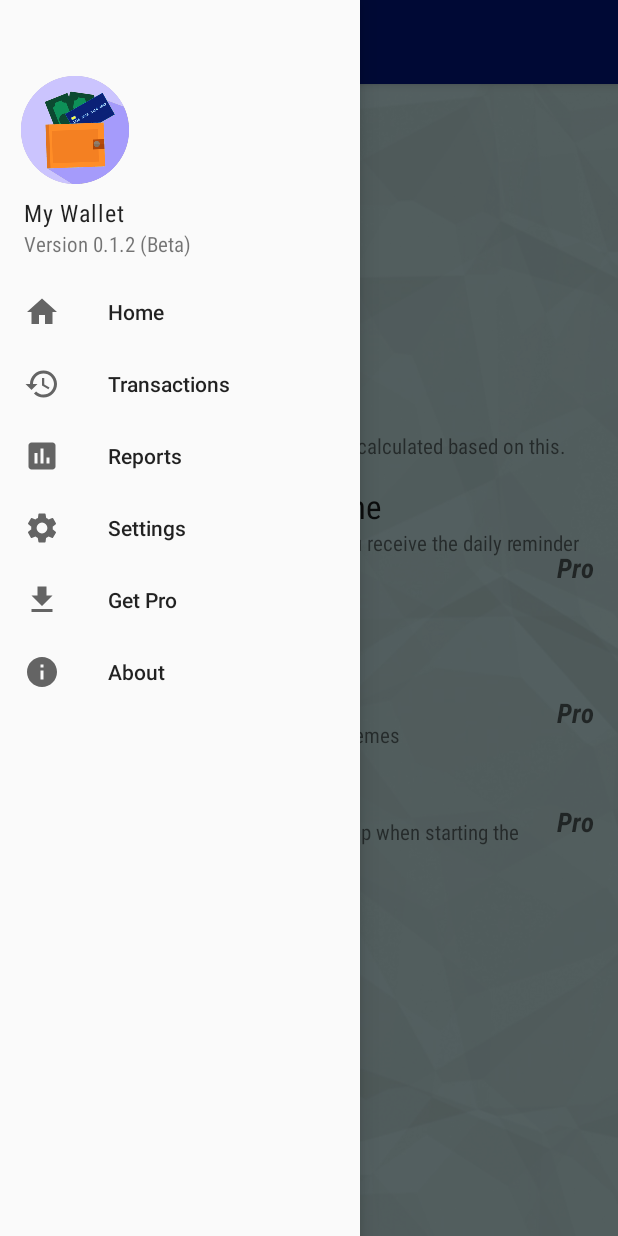
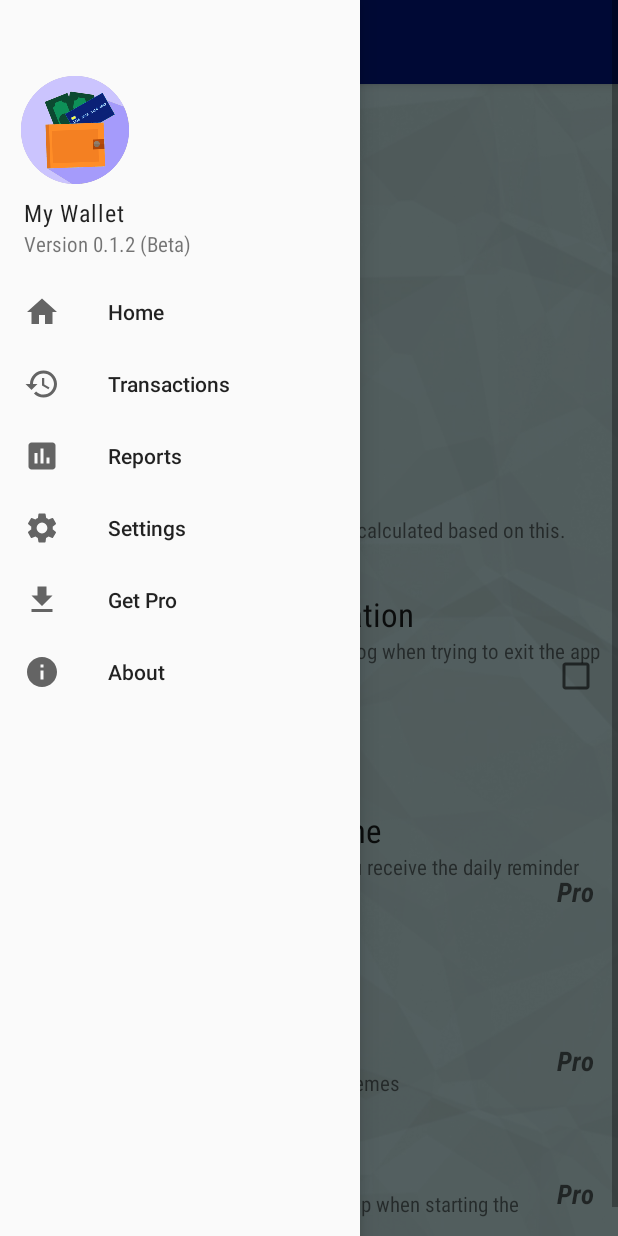
Before and after one commit to tashilapathum/one-finance, an Android app: the Settings screen opened directly, with no data from a screen before it, with the side drawer open, on a phone screen of 412 x 824 dp. Run offline under Robolectric (Android 15) with nearby library versions, the phone set to English and light mode, and no system bars.

Commit message:
Bug fixes Added exit confirmation

```diff
--- a/app/src/main/java/com/tashila/mywalletfree/DialogChooseAcc.java
+++ b/app/src/main/java/com/tashila/mywalletfree/DialogChooseAcc.java
@@ -85,7 +85,6 @@ public class DialogChooseAcc extends DialogFragment {
                             WalletFrag walletFrag = (WalletFrag) getActivity().getSupportFragmentManager().findFragmentByTag("WalletFrag");
                             walletFrag.doBankStuff();
                             walletFrag.continueLongClickProcess();
-                            sharedPref.edit().putBoolean("chooseAccFromWallet", false).apply();
                         }
                     }
                 });
@@ -116,7 +115,7 @@ public class DialogChooseAcc extends DialogFragment {
         }
 
         //add account button
-        if (!calledFromWallet) {
+        if (!sharedPref.getBoolean("chooseAccFromWallet", false)) {
             Button btnAddAccount = new Button(getActivity());
             LinearLayout.LayoutParams params = new LinearLayout.LayoutParams(
                     LinearLayout.LayoutParams.MATCH_PARENT, LinearLayout.LayoutParams.WRAP_CONTENT);
--- a/app/src/main/java/com/tashila/mywalletfree/MainActivity.java
+++ b/app/src/main/java/com/tashila/mywalletfree/MainActivity.java
@@ -2,6 +2,7 @@ package com.tashila.mywalletfree;
 
 import androidx.annotation.NonNull;
 import androidx.appcompat.app.ActionBarDrawerToggle;
+import androidx.appcompat.app.AlertDialog;
 import androidx.appcompat.app.AppCompatActivity;
 import androidx.appcompat.app.AppCompatDelegate;
 import androidx.appcompat.widget.Toolbar;
@@ -14,6 +15,7 @@ import android.app.AlarmManager;
 import android.app.DatePickerDialog;
 import android.app.PendingIntent;
 import android.content.Context;
+import android.content.DialogInterface;
 import android.content.Intent;
 import android.content.SharedPreferences;
 import android.content.res.Configuration;
@@ -107,7 +109,7 @@ public class MainActivity extends AppCompatActivity
             navigateScreens(new CartFrag(), "CartFrag", R.id.nav_loans);
         else if (homeScreen.equalsIgnoreCase("bills"))
             navigateScreens(new BillsFrag(), "BillsFrag", R.id.nav_bills);
-        //when starting the app normally
+            //when starting the app normally
         else {
             navigateScreens(new WalletFrag(), "WalletFrag", R.id.nav_wallet);
             /*transaction.addToBackStack(null); //for back button press*/
@@ -194,8 +196,21 @@ public class MainActivity extends AppCompatActivity
         if (drawer.isDrawerOpen(GravityCompat.START)) {
             drawer.closeDrawer(GravityCompat.START);
         } else {
-            super.onBackPressed();
-            System.exit(1);
+            boolean confirmExit = sharedPref.getBoolean("exitConfirmation", false);
+            if (confirmExit) {
+                new AlertDialog.Builder(this)
+                        .setTitle(R.string.confirm)
+                        .setMessage(R.string.exit_confirm)
+                        .setPositiveButton(R.string.yes, new DialogInterface.OnClickListener() {
+                            @Override
+                            public void onClick(DialogInterface dialogInterface, int i) {
+                                finishAndRemoveTask();
+                            }
+                        })
+                        .setNegativeButton(R.string.no, null)
+                        .show();
+            }
+            else finishAndRemoveTask();
         }
     }
 
--- a/app/src/main/java/com/tashila/mywalletfree/Settings.java
+++ b/app/src/main/java/com/tashila/mywalletfree/Settings.java
@@ -21,6 +21,7 @@ import android.content.res.Configuration;
 import android.os.Bundle;
 import android.view.MenuItem;
 import android.view.View;
+import android.widget.CheckBox;
 import android.widget.TimePicker;
 import android.widget.Toast;
 
@@ -35,6 +36,7 @@ public class Settings extends AppCompatActivity implements NavigationView.OnNavi
     SharedPreferences sharedPref;
     private DrawerLayout drawer;
     String timeString;
+    private CheckBox exitCheckBox;
 
     @Override
     protected void onCreate(Bundle savedInstanceState) {
@@ -80,6 +82,11 @@ public class Settings extends AppCompatActivity implements NavigationView.OnNavi
         drawer.addDrawerListener(toggle);
         toggle.syncState();
         /*----------------------------------------------------------------------------------------*/
+
+        //exit confirm setting
+        exitCheckBox = findViewById(R.id.exitCheck);
+        boolean confirmExitEnabled = sharedPref.getBoolean("exitConfirmation", false);
+        if (confirmExitEnabled) exitCheckBox.setChecked(true);
     }
 
     @Override //so the language change works with dark mode
@@ -160,6 +167,19 @@ public class Settings extends AppCompatActivity implements NavigationView.OnNavi
         dialogBudget.show(getSupportFragmentManager(), "budget dialog");
     }
 
+    public void exitConfirm(View view) {
+        if (!exitCheckBox.isChecked()) {
+            exitCheckBox.setChecked(true);
+            sharedPref.edit().putBoolean("exitConfirmation", true).apply();
+        }
+        else {
+            exitCheckBox.setChecked(false);
+            sharedPref.edit().putBoolean("exitConfirmation", false).apply();
+        }
+    }
+
+    /*-------------------------Notification time--------------------------*/
+
     public void editNotifyTime(View view) {
         if (sharedPref.getBoolean("MyWalletPro", false)) {
             DialogFragment timePicker = new TimePickerFrag();
@@ -168,7 +188,6 @@ public class Settings extends AppCompatActivity implements NavigationView.OnNavi
         else purchaseProForThis();
     }
 
-    /*---------------Time---------------*/
     @Override
     public void onTimeSet(TimePicker view, int hourOfDay, int minute) {
         Calendar c = Calendar.getInstance();
@@ -193,7 +212,7 @@ public class Settings extends AppCompatActivity implements NavigationView.OnNavi
 
         Toast.makeText(this, getString(R.string.notification_set_at) + timeString + getString(R.string.everydayy), Toast.LENGTH_LONG).show();
     }
-    /*------------------------------------*/
+    /*------------------end of notification time------------------*/
 
     public void setTheme(View view) {
         if (sharedPref.getBoolean("MyWalletPro", false)) {
@@ -239,5 +258,6 @@ public class Settings extends AppCompatActivity implements NavigationView.OnNavi
         essentials.invertDrawable(findViewById(R.id.image5));
         essentials.invertDrawable(findViewById(R.id.image6));
         essentials.invertDrawable(findViewById(R.id.image7));
+        essentials.invertDrawable(findViewById(R.id.image8));
     }
 }
--- a/app/src/main/java/com/tashila/mywalletfree/UpgradeToPro.java
+++ b/app/src/main/java/com/tashila/mywalletfree/UpgradeToPro.java
@@ -1,5 +1,6 @@
 package com.tashila.mywalletfree;
 
+import androidx.annotation.NonNull;
 import androidx.annotation.Nullable;
 import androidx.appcompat.app.AlertDialog;
 import androidx.appcompat.app.AppCompatActivity;
@@ -34,7 +35,6 @@ import com.android.billingclient.api.SkuDetailsResponseListener;
 import java.util.ArrayList;
 import java.util.List;
 import java.util.Locale;
-import java.util.Scanner;
 
 public class UpgradeToPro extends AppCompatActivity implements PurchasesUpdatedListener, BillingClientStateListener {
     SharedPreferences sharedPref;
@@ -178,7 +178,7 @@ public class UpgradeToPro extends AppCompatActivity implements PurchasesUpdatedL
                     .build();
             billingClient.acknowledgePurchase(params, new AcknowledgePurchaseResponseListener() {
                 @Override
-                public void onAcknowledgePurchaseResponse(BillingResult billingResult) {
+                public void onAcknowledgePurchaseResponse(@NonNull BillingResult billingResult) {
                     Toast.makeText(UpgradeToPro.this, R.string.thank_u_for_pro, Toast.LENGTH_LONG).show();
                 }
             });
@@ -220,7 +220,7 @@ public class UpgradeToPro extends AppCompatActivity implements PurchasesUpdatedL
         Log.i(TAG, "querySkuDetailsAsync");
         billingClient.querySkuDetailsAsync(params, new SkuDetailsResponseListener() {
             @Override
-            public void onSkuDetailsResponse(BillingResult billingResult, List<SkuDetails> list) {
+            public void onSkuDetailsResponse(@NonNull BillingResult billingResult, List<SkuDetails> list) {
                 if (billingResult.getResponseCode() == BillingClient.BillingResponseCode.OK && list != null) {
                     for (SkuDetails skuDetails : list) {
                         String sku = skuDetails.getSku();
--- a/app/src/main/java/com/tashila/mywalletfree/WalletFrag.java
+++ b/app/src/main/java/com/tashila/mywalletfree/WalletFrag.java
@@ -1,6 +1,7 @@
 package com.tashila.mywalletfree;
 
 import android.content.Context;
+import android.content.DialogInterface;
 import android.content.Intent;
 import android.content.SharedPreferences;
 import android.graphics.Typeface;
@@ -249,6 +250,12 @@ public class WalletFrag extends Fragment {
             if (validateAmount()) {
                 sharedPref.edit().putBoolean("chooseAccFromWallet", true).apply();
                 DialogChooseAcc dialogChooseAcc = new DialogChooseAcc();
+                dialogChooseAcc.setOnDismissListener(new DialogInterface.OnDismissListener() {
+                    @Override
+                    public void onDismiss(DialogInterface dialogInterface) {
+                        sharedPref.edit().putBoolean("chooseAccFromWallet", false).apply();
+                    }
+                });
                 dialogChooseAcc.show(getFragmentManager(), "choose account");
             }
         }
--- a/app/src/main/res/drawable/ic_currency.xml
+++ b/app/src/main/res/drawable/ic_currency.xml
@@ -1,5 +1,9 @@
-<vector android:height="24dp"
-    android:viewportHeight="24.0" android:viewportWidth="24.0"
-    android:width="24dp" xmlns:android="http://schemas.android.com/apk/res/android">
-    <path android:fillColor="#FF000000" android:pathData="M11.8,10.9c-2.27,-0.59 -3,-1.2 -3,-2.15 0,-1.09 1.01,-1.85 2.7,-1.85 1.78,0 2.44,0.85 2.5,2.1h2.21c-0.07,-1.72 -1.12,-3.3 -3.21,-3.81V3h-3v2.16c-1.94,0.42 -3.5,1.68 -3.5,3.61 0,2.31 1.91,3.46 4.7,4.13 2.5,0.6 3,1.48 3,2.41 0,0.69 -0.49,1.79 -2.7,1.79 -2.06,0 -2.87,-0.92 -2.98,-2.1h-2.2c0.12,2.19 1.76,3.42 3.68,3.83V21h3v-2.15c1.95,-0.37 3.5,-1.5 3.5,-3.55 0,-2.84 -2.43,-3.81 -4.7,-4.4z"/>
+<vector xmlns:android="http://schemas.android.com/apk/res/android"
+    android:width="24dp"
+    android:height="24dp"
+    android:viewportWidth="24.0"
+    android:viewportHeight="24.0">
+    <path
+        android:fillColor="#FF000000"
+        android:pathData="M11.8,10.9c-2.27,-0.59 -3,-1.2 -3,-2.15 0,-1.09 1.01,-1.85 2.7,-1.85 1.78,0 2.44,0.85 2.5,2.1h2.21c-0.07,-1.72 -1.12,-3.3 -3.21,-3.81V3h-3v2.16c-1.94,0.42 -3.5,1.68 -3.5,3.61 0,2.31 1.91,3.46 4.7,4.13 2.5,0.6 3,1.48 3,2.41 0,0.69 -0.49,1.79 -2.7,1.79 -2.06,0 -2.87,-0.92 -2.98,-2.1h-2.2c0.12,2.19 1.76,3.42 3.68,3.83V21h3v-2.15c1.95,-0.37 3.5,-1.5 3.5,-3.55 0,-2.84 -2.43,-3.81 -4.7,-4.4z" />
 </vector>
--- a/app/src/main/res/layout/activity_settings.xml
+++ b/app/src/main/res/layout/activity_settings.xml
@@ -34,7 +34,9 @@
                 android:clickable="true"
                 android:focusable="true"
                 android:onClick="editQuickList"
-                android:padding="8dp">
+                android:paddingStart="8dp"
+                android:paddingEnd="8dp"
+                android:paddingVertical="16dp">
 
                 <ImageView
                     android:id="@+id/image1"
@@ -43,7 +45,6 @@
                     android:src="@drawable/ic_quick_list"
                     android:layout_centerVertical="true"
                     android:layout_alignParentStart="true"
-                    android:contentDescription="Quick list icon"
                     android:layout_margin="8dp"
                     android:paddingEnd="8dp"/>
 
@@ -74,7 +75,9 @@
                 android:clickable="true"
                 android:focusable="true"
                 android:onClick="selectLanguage"
-                android:padding="8dp">
+                android:paddingStart="8dp"
+                android:paddingEnd="8dp"
+                android:paddingVertical="16dp">
 
                 <ImageView
                     android:id="@+id/image2"
@@ -83,7 +86,6 @@
                     android:src="@drawable/ic_language"
                     android:layout_centerVertical="true"
                     android:layout_alignParentStart="true"
-                    android:contentDescription="Quick list icon"
                     android:layout_margin="8dp"
                     android:paddingEnd="8dp"/>
 
@@ -114,7 +116,9 @@
                 android:clickable="true"
                 android:focusable="true"
                 android:onClick="selectCurrency"
-                android:padding="8dp">
+                android:paddingStart="8dp"
+                android:paddingEnd="8dp"
+                android:paddingVertical="16dp">
 
                 <ImageView
                     android:id="@+id/image3"
@@ -123,7 +127,6 @@
                     android:src="@drawable/ic_currency"
                     android:layout_centerVertical="true"
                     android:layout_alignParentStart="true"
-                    android:contentDescription="Quick list icon"
                     android:layout_margin="8dp"
                     android:paddingEnd="8dp"/>
 
@@ -155,7 +158,9 @@
                 android:clickable="true"
                 android:focusable="true"
                 android:onClick="editBudget"
-                android:padding="8dp">
+                android:paddingStart="8dp"
+                android:paddingEnd="8dp"
+                android:paddingVertical="16dp">
 
                 <ImageView
                     android:id="@+id/image4"
@@ -164,7 +169,6 @@
                     android:src="@drawable/ic_budget"
                     android:layout_centerVertical="true"
                     android:layout_alignParentStart="true"
-                    android:contentDescription="Quick list icon"
                     android:layout_margin="8dp"
                     android:paddingEnd="8dp"/>
 
@@ -188,13 +192,63 @@
 
             </RelativeLayout>
 
+            <RelativeLayout
+                android:layout_width="match_parent"
+                android:layout_height="wrap_content"
+                android:background="?android:attr/selectableItemBackground"
+                android:paddingStart="8dp"
+                android:paddingEnd="8dp"
+                android:onClick="exitConfirm"
+                android:paddingVertical="16dp">
+
+                <ImageView
+                    android:id="@+id/image8"
+                    android:layout_width="wrap_content"
+                    android:layout_height="wrap_content"
+                    android:src="@drawable/ic_exit_confirm"
+                    android:layout_centerVertical="true"
+                    android:layout_alignParentStart="true"
+                    android:layout_margin="8dp"
+                    android:paddingEnd="8dp"/>
+
+                <TextView
+                    android:id="@+id/setting8"
+                    android:layout_width="wrap_content"
+                    android:layout_height="wrap_content"
+                    android:layout_toEndOf="@id/image8"
+                    android:ellipsize="end"
+                    android:maxLines="1"
+                    android:text="@string/exit_confirmation"
+                    android:textAppearance="@style/TextAppearance.AppCompat.Large" />
+
+                <TextView
+                    android:id="@+id/description8"
+                    android:layout_width="wrap_content"
+                    android:layout_height="wrap_content"
+                    android:layout_below="@+id/setting8"
+                    android:layout_toEndOf="@id/image8"
+                    android:text="@string/show_confirm_dialog_when_trying_to_exit_the_app" />
+
+                <CheckBox
+                    android:id="@+id/exitCheck"
+                    android:layout_width="wrap_content"
+                    android:layout_height="wrap_content"
+                    android:layout_alignParentEnd="true"
+                    android:layout_centerVertical="true"
+                    android:paddingStart="2dp"
+                    android:paddingEnd="2dp"/>
+
+
+            </RelativeLayout>
 
             <RelativeLayout
                 android:layout_width="match_parent"
                 android:layout_height="wrap_content"
                 android:background="?android:attr/selectableItemBackground"
                 android:onClick="editNotifyTime"
-                android:padding="8dp">
+                android:paddingStart="8dp"
+                android:paddingEnd="8dp"
+                android:paddingVertical="16dp">
 
                 <ImageView
                     android:id="@+id/image5"
@@ -203,7 +257,6 @@
                     android:src="@drawable/ic_reminder"
                     android:layout_centerVertical="true"
                     android:layout_alignParentStart="true"
-                    android:contentDescription="Quick list icon"
                     android:layout_margin="8dp"
                     android:paddingEnd="8dp"/>
 
@@ -245,7 +298,9 @@
                 android:layout_height="wrap_content"
                 android:background="?android:attr/selectableItemBackground"
                 android:onClick="setTheme"
-                android:padding="8dp">
+                android:paddingStart="8dp"
+                android:paddingEnd="8dp"
+                android:paddingVertical="16dp">
 
                 <ImageView
                     android:id="@+id/image6"
@@ -254,7 +309,6 @@
                     android:src="@drawable/ic_theme"
                     android:layout_centerVertical="true"
                     android:layout_alignParentStart="true"
-                    android:contentDescription="Quick list icon"
                     android:layout_margin="8dp"
                     android:paddingEnd="4dp"/>
 
@@ -295,7 +349,9 @@
                 android:layout_height="wrap_content"
                 android:background="?android:attr/selectableItemBackground"
                 android:onClick="chooseHome"
-                android:padding="8dp">
+                android:paddingStart="8dp"
+                android:paddingEnd="8dp"
+                android:paddingVertical="16dp">
 
                 <ImageView
                     android:id="@+id/image7"
@@ -304,7 +360,6 @@
                     android:src="@drawable/ic_home"
                     android:layout_centerVertical="true"
                     android:layout_alignParentStart="true"
-                    android:contentDescription="Quick list icon"
                     android:layout_margin="8dp"
                     android:paddingEnd="4dp"/>
 
--- a/app/src/main/res/values/strings.xml
+++ b/app/src/main/res/values/strings.xml
@@ -192,4 +192,7 @@
     <string name="deposited_to">Deposited to&#160;</string>
     <string name="cart">Cart</string>
     <string name="more_apps">More apps</string>
+    <string name="exit_confirm">Are you sure you want to exit the app?</string>
+    <string name="exit_confirmation">Exit confirmation</string>
+    <string name="show_confirm_dialog_when_trying_to_exit_the_app">Show a confirm dialog when trying to exit the app</string>
 </resources>
```
Also changed, not shown: 2 other files.
